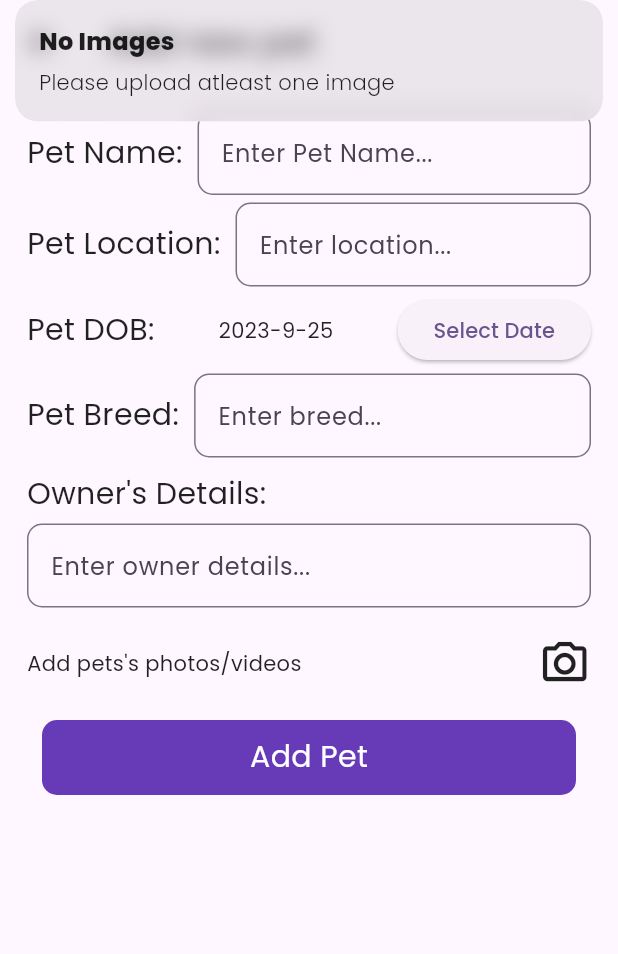
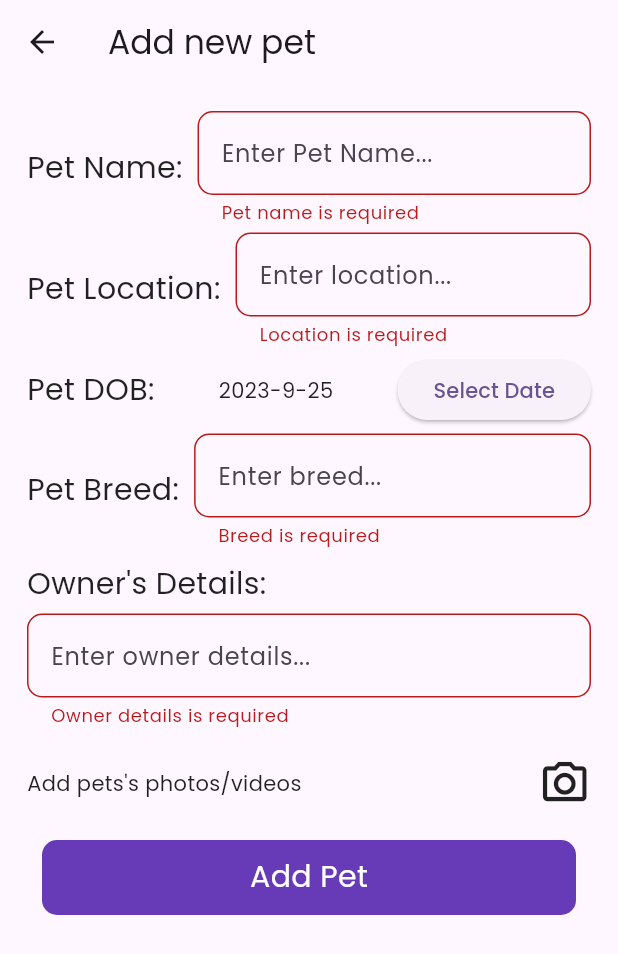
Before and after one commit to sumankaran003/pet_fit, a Flutter app: the AddPetScreen screen opened directly, after a tap on "Add Pet", on a phone screen of 412 x 824 dp. Shown: the top 954 px of the screen. Run offline on Flutter 3.47's test engine with Material 2 defaults, Android fonts, the phone set to English and light mode, and no system bars; our stand-ins replace bloc, camera, cloud_firestore, firebase_auth, firebase_core, firebase_storage and 6 more; accounts and stored records are empty.

Commit message:
new changes

```diff
--- a/lib/add_pet_module/add_pet.dart
+++ b/lib/add_pet_module/add_pet.dart
@@ -66,7 +66,7 @@ class _AddPetScreenState extends State<AddPetScreen> {
                         ),
                         TextButton(
                           onPressed: () {
-                            Get.to(() => TakePictureScreen());
+                            Get.to(() => const TakePictureScreen());
                           },
                           child: const Text('Take Photo'),
                         ),
@@ -100,7 +100,7 @@ class _AddPetScreenState extends State<AddPetScreen> {
                         ),
                         TextButton(
                           onPressed: () {
-                            Get.to(() => TakeVideoScreen());
+                            Get.to(() => const TakeVideoScreen());
                           },
                           child: const Text('Take video'),
                         ),
@@ -135,6 +135,7 @@ class _AddPetScreenState extends State<AddPetScreen> {
   List<String> videos = [];
   @override
   Widget build(BuildContext context) {
+    final GlobalKey<FormState> _formKey = GlobalKey<FormState>();
     return Scaffold(
       appBar: AppBar(
         title: const Text('Add new pet'),
@@ -156,11 +157,13 @@ class _AddPetScreenState extends State<AddPetScreen> {
             },
             builder: (context, state) {
               if (state is AddPetLoading) {
-                return Center(child: CircularProgressIndicator());
+                return const Center(child: CircularProgressIndicator());
               }
               return Padding(
                 padding:
                     const EdgeInsets.only(top: 18.0, left: 18.0, right: 18.0),
+                child: Form(
+                  key: _formKey,
                   child: Column(
                     crossAxisAlignment: CrossAxisAlignment.start,
                     children: [
@@ -170,11 +173,11 @@ class _AddPetScreenState extends State<AddPetScreen> {
                             "Pet Name:",
                             style: TextStyle(fontSize: 20),
                           ),
-                        SizedBox(
+                          const SizedBox(
                             width: 10,
                           ),
                           Expanded(
-                            child: TextField(
+                              child: TextFormField(
                             controller: _petNameController,
                             maxLines: null,
                             decoration: InputDecoration(
@@ -185,6 +188,12 @@ class _AddPetScreenState extends State<AddPetScreen> {
                                     const BorderSide(color: Colors.deepPurple),
                               ),
                             ),
+                            validator: (value) {
+                              if (value == null || value.isEmpty) {
+                                return 'Pet name is required';
+                              }
+                              return null;
+                            },
                           ))
                         ],
                       ),
@@ -197,21 +206,27 @@ class _AddPetScreenState extends State<AddPetScreen> {
                             "Pet Location:",
                             style: TextStyle(fontSize: 20),
                           ),
-                        SizedBox(
+                          const SizedBox(
                             width: 10,
                           ),
                           Expanded(
-                          child: TextField(
+                            child: TextFormField(
                               controller: _petLocationController,
                               maxLines: null,
                               decoration: InputDecoration(
                                 hintText: 'Enter location...',
                                 border: OutlineInputBorder(
                                   borderRadius: BorderRadius.circular(10.0),
-                                borderSide:
-                                    const BorderSide(color: Colors.deepPurple),
+                                  borderSide: const BorderSide(
+                                      color: Colors.deepPurple),
                                 ),
                               ),
+                              validator: (value) {
+                                if (value == null || value.isEmpty) {
+                                  return 'Location is required';
+                                }
+                                return null;
+                              },
                             ),
                           )
                         ],
@@ -245,11 +260,11 @@ class _AddPetScreenState extends State<AddPetScreen> {
                             "Pet Breed:",
                             style: TextStyle(fontSize: 20),
                           ),
-                        SizedBox(
+                          const SizedBox(
                             width: 10,
                           ),
                           Expanded(
-                            child: TextField(
+                              child: TextFormField(
                             controller: _petBreedController,
                             maxLines: null,
                             decoration: InputDecoration(
@@ -260,6 +275,12 @@ class _AddPetScreenState extends State<AddPetScreen> {
                                     const BorderSide(color: Colors.deepPurple),
                               ),
                             ),
+                                validator: (value) {
+                                  if (value == null || value.isEmpty) {
+                                    return 'Breed is required';
+                                  }
+                                  return null;
+                                },
                           ))
                         ],
                       ),
@@ -273,7 +294,7 @@ class _AddPetScreenState extends State<AddPetScreen> {
                       const SizedBox(
                         height: 5,
                       ),
-                    TextField(
+                      TextFormField(
                         controller: _petOwnerDetailsController,
                         maxLines: null,
                         decoration: InputDecoration(
@@ -284,6 +305,12 @@ class _AddPetScreenState extends State<AddPetScreen> {
                                 const BorderSide(color: Colors.deepPurple),
                           ),
                         ),
+                        validator: (value) {
+                          if (value == null || value.isEmpty) {
+                            return 'Owner details is required';
+                          }
+                          return null;
+                        },
                       ),
                       const SizedBox(
                         height: 20,
@@ -315,7 +342,8 @@ class _AddPetScreenState extends State<AddPetScreen> {
                                 children: [
                                   const Text(
                                     "Selected photos",
-                                  style: TextStyle(fontWeight: FontWeight.bold),
+                                    style:
+                                        TextStyle(fontWeight: FontWeight.bold),
                                   ),
                                   const SizedBox(
                                     height: 5,
@@ -348,7 +376,8 @@ class _AddPetScreenState extends State<AddPetScreen> {
                                 children: [
                                   const Text(
                                     "Selected videos",
-                                  style: TextStyle(fontWeight: FontWeight.bold),
+                                    style:
+                                        TextStyle(fontWeight: FontWeight.bold),
                                   ),
                                   const SizedBox(
                                     height: 5,
@@ -381,7 +410,8 @@ class _AddPetScreenState extends State<AddPetScreen> {
                                 children: [
                                   const Text(
                                     "Captured photos",
-                                  style: TextStyle(fontWeight: FontWeight.bold),
+                                    style:
+                                        TextStyle(fontWeight: FontWeight.bold),
                                   ),
                                   const SizedBox(
                                     height: 5,
@@ -414,7 +444,8 @@ class _AddPetScreenState extends State<AddPetScreen> {
                                 children: [
                                   const Text(
                                     "Captured videos",
-                                  style: TextStyle(fontWeight: FontWeight.bold),
+                                    style:
+                                        TextStyle(fontWeight: FontWeight.bold),
                                   ),
                                   const SizedBox(
                                     height: 5,
@@ -436,12 +467,12 @@ class _AddPetScreenState extends State<AddPetScreen> {
                           }
                         },
                       ),
-                    SizedBox(
+                      const SizedBox(
                         height: 20,
                       ),
                       GestureDetector(
                         onTap: () {
-                        if (images.isEmpty) {
+                          if (_formKey.currentState!.validate()) {if (images.isEmpty) {
                             Get.snackbar(
                                 "No Images", "Please upload atleast one image");
                           } else {
@@ -463,11 +494,13 @@ class _AddPetScreenState extends State<AddPetScreen> {
                             _petLocationController.clear();
                             _petBreedController.clear();
                             _petOwnerDetailsController.clear();
-                        }
+                          }}
+
                         },
                         child: proceedButton("Add Pet"),
                       )
                     ],
+                  ),
                 ),
               );
             },
```
Lines whose indentation alone changed are shown as unchanged.
